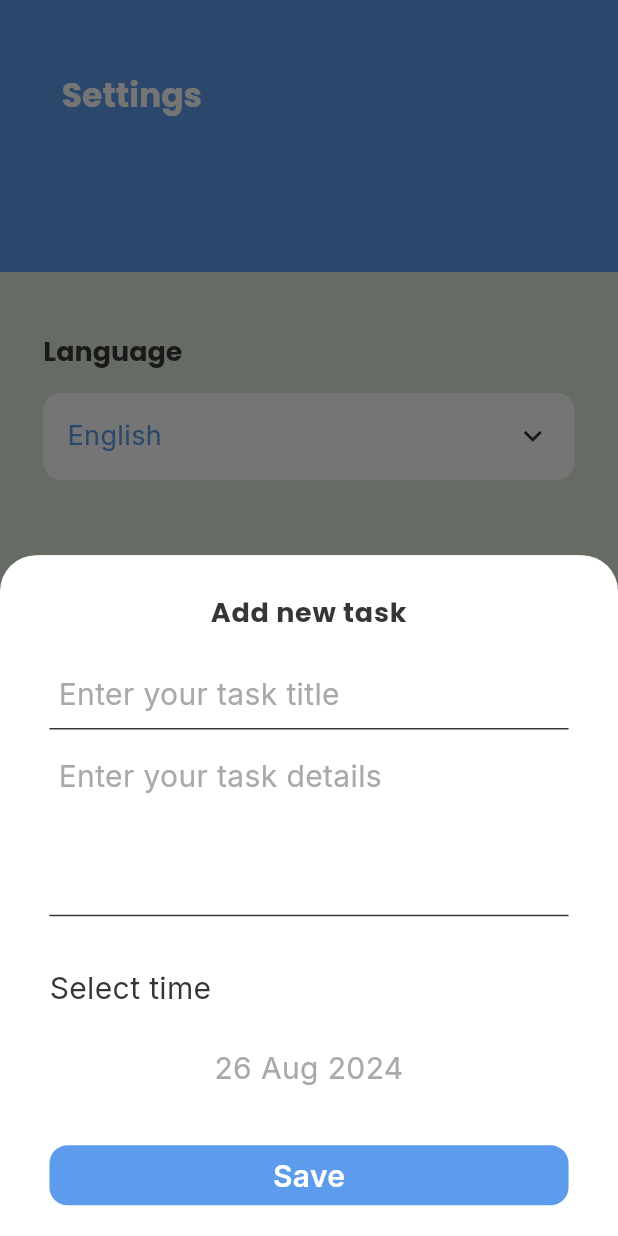
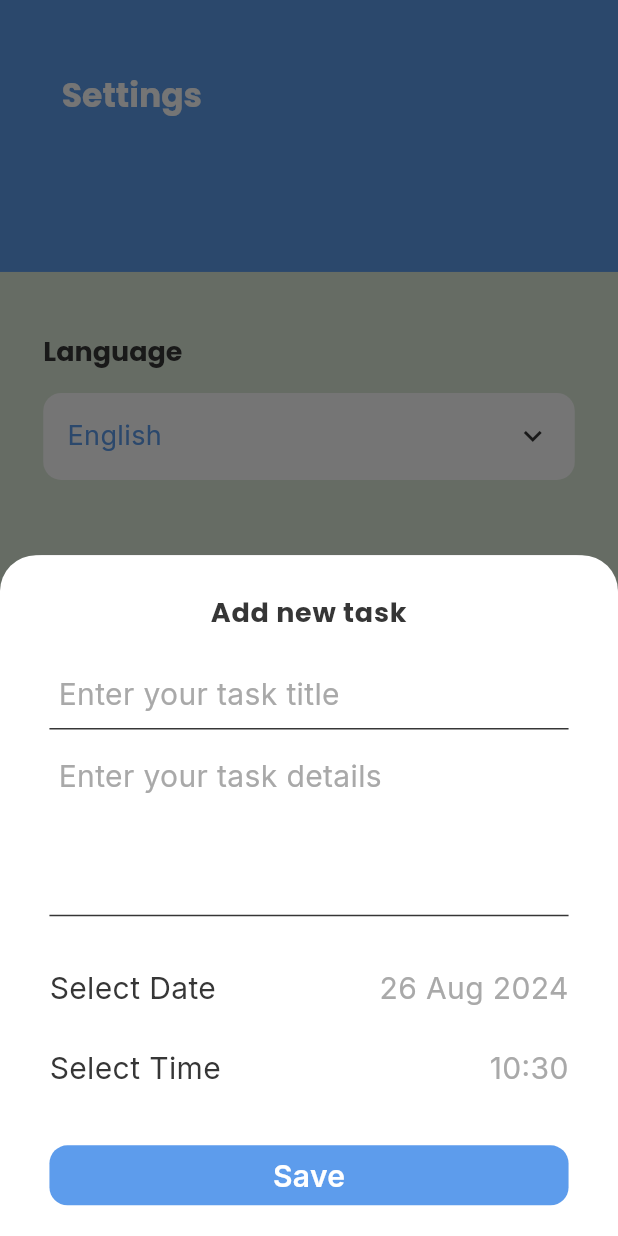
Before and after one commit to Eslam-mahmou/todo_app, a Flutter app: the HomeView screen opened by its route, item 2 of the bottom bar chosen, after a tap on the "add" icon, on a phone screen of 412 x 824 dp. Run offline on Flutter 3.47's test engine with Material 3 defaults, Android fonts, the phone set to English and light mode, and no system bars; drawn by our look-alikes of animated_custom_dropdown; our stand-ins replace bot_toast, cloud_firestore, easy_date_timeline, firebase_auth, firebase_core, flutter_easyloading and 3 more; accounts and stored records are empty; generated files the repository leaves out were written again; network calls fail; statements that could not run were skipped.

```diff
--- a/lib/Core/Services/easyLoading.dart
+++ b/lib/Core/Services/easyLoading.dart
@@ -13,7 +13,7 @@ class ConfigLoading {
       ..maskType = EasyLoadingMaskType.black
       ..textColor=AppColors.wightColor
       ..indicatorColor = AppColors.primaryColor
-      ..userInteractions = true
+      ..userInteractions = false
       ..dismissOnTap = false
       ..backgroundColor=AppColors.wightColor;
   }
--- a/lib/Core/Widget/CustomTextFormTaskField.dart
+++ b/lib/Core/Widget/CustomTextFormTaskField.dart
@@ -11,14 +11,16 @@ class CustomTextFormTaskField extends StatelessWidget {
       required this.hintText,
       this.maxLines = 1,
       this.validator,
-      this.controller});
-
+      this.initialValue,
+       this.onChanged,
+      this.controller,
+    });
+  void Function(String)? onChanged;
   final String hintText;
   int maxLines;
-
+  String? initialValue;
   String? Function(String?)? validator;
   TextEditingController? controller;
-
   @override
   Widget build(BuildContext context) {
     var provider = Provider.of<ConfigAppProvider>(context);
@@ -27,12 +29,14 @@ class CustomTextFormTaskField extends StatelessWidget {
       cursorColor: AppColors.blackColor,
       maxLines: maxLines,
       validator: validator,
+      onChanged:onChanged ,
       controller: controller,
       keyboardType: TextInputType.text,
       style: theme.textTheme.bodySmall?.copyWith(
         fontSize: 20,
         fontWeight: FontWeight.w500,
       ),
+      initialValue: initialValue,
       decoration: InputDecoration(
           hintText: hintText,
           hintStyle: theme.textTheme.bodyMedium,
--- a/lib/Core/Widget/ShowBottomSheet.dart
+++ b/lib/Core/Widget/ShowBottomSheet.dart
@@ -23,6 +23,7 @@ class _ShowBottomSheetState extends State<ShowBottomSheet> {
   GlobalKey<FormState> formKey = GlobalKey<FormState>();
   final titleController = TextEditingController();
   final descriptionController = TextEditingController();
+  TimeOfDay timeDay = TimeOfDay.now();
 
   @override
   Widget build(BuildContext context) {
@@ -83,31 +84,56 @@ class _ShowBottomSheetState extends State<ShowBottomSheet> {
                   return null;
                 },
                 controller: descriptionController,
-
                 maxLines: 4,
                 hintText: _localizations.enter_task_details,
               ),
               SizedBox(
                 height: height * 0.04,
               ),
+              Row(
+                mainAxisAlignment: MainAxisAlignment.spaceBetween,
+                children: [
+                  Text(
+                    _localizations.select_date,
+                    textAlign: TextAlign.start,
+                    style: theme.textTheme.bodyMedium
+                        ?.copyWith(color: AppColors.blackColor),
+                  ),
+                  InkWell(
+                    onTap: () {
+                      showPickerDate();
+                    },
+                    child: Text(
+                      DateFormat("dd MMM yyyy").format(selectedDate),
+                      textAlign: TextAlign.center,
+                      style: theme.textTheme.bodyMedium,
+                    ),
+                  ),
+                ],
+              ),
+              SizedBox(
+                height: height * .03,
+              ),
+              Row(
+                mainAxisAlignment: MainAxisAlignment.spaceBetween,
+                children: [
                   Text(
                     _localizations.select_time,
                     textAlign: TextAlign.start,
                     style: theme.textTheme.bodyMedium
                         ?.copyWith(color: AppColors.blackColor),
                   ),
-              SizedBox(
-                height: height * .03,
-              ),
                   InkWell(
                     onTap: () {
                       showPickerTime();
                     },
                     child: Text(
-                  DateFormat("dd MMM yyyy").format(selectedDate),
+                      "${timeDay.hour}:${timeDay.minute}",
                       textAlign: TextAlign.center,
                       style: theme.textTheme.bodyMedium,
                     ),
+                  ),
+                ],
               ),
               SizedBox(
                 height: height * .04,
@@ -119,7 +145,7 @@ class _ShowBottomSheetState extends State<ShowBottomSheet> {
                         title: titleController.text,
                         description: descriptionController.text,
                         dateTime: selectedDate,
-                    );
+                        time: "${timeDay.hour}:${timeDay.minute}");
                     EasyLoading.show();
                     AppFirebase.addTaskToFireStore(taskModel).then((value) {
                       Navigator.pop(context);
@@ -127,7 +153,6 @@ class _ShowBottomSheetState extends State<ShowBottomSheet> {
                       SnackBarService.showSuccessMessage(
                           "Task added successfully");
                       print("Task added successfully");
-
                     });
                   }
                 },
@@ -143,7 +168,7 @@ class _ShowBottomSheetState extends State<ShowBottomSheet> {
     );
   }
 
-  void showPickerTime() async {
+  void showPickerDate() async {
     var currentDate = await showDatePicker(
       context: context,
       firstDate: DateTime.now(),
@@ -155,4 +180,17 @@ class _ShowBottomSheetState extends State<ShowBottomSheet> {
       });
     }
   }
+
+  void showPickerTime() async {
+    var currentTime = await showTimePicker(
+        context: context,
+        initialTime: timeDay,
+        initialEntryMode: TimePickerEntryMode.dial,
+    );
+    if (currentTime != null) {
+      setState(() {
+        timeDay = currentTime;
+      });
     }
+  }
+}
--- a/lib/Feature/LoginScreen/LoginView.dart
+++ b/lib/Feature/LoginScreen/LoginView.dart
@@ -21,8 +21,8 @@ class LoginView extends StatefulWidget {
 
 class _LoginViewState extends State<LoginView> {
   GlobalKey<FormState> formKey = GlobalKey<FormState>();
-  final emailController = TextEditingController();
-  final passwordController = TextEditingController();
+  final emailController = TextEditingController(text: "Eslam12@route.com");
+  final passwordController = TextEditingController(text: "ASDasd@123");
   bool obscureText = false;
 
   @override
@@ -120,7 +120,7 @@ class _LoginViewState extends State<LoginView> {
                   CustomLoginCard(
                     onPressed: () {
                       if (formKey.currentState!.validate()) {
-                        AppFirebase.signIn(emailController.text,
+                        AppFirebase().signIn(emailController.text,
                             passwordController.text, context);
                       }
                     },
--- a/lib/Feature/TasksScreen/TasksView.dart
+++ b/lib/Feature/TasksScreen/TasksView.dart
@@ -19,7 +19,6 @@ class _TasksListViewState extends State<TasksListView> {
   final EasyInfiniteDateTimelineController controller =
       EasyInfiniteDateTimelineController();
   DateTime focusDate = DateTime.now();
-
   @override
   Widget build(BuildContext context) {
     var height = MediaQuery.of(context).size.height;
@@ -54,7 +53,7 @@ class _TasksListViewState extends State<TasksListView> {
               width: width,
               child: EasyInfiniteDateTimeLine(
                 controller: controller,
-                firstDate: DateTime(2024, 7, 28),
+                firstDate: DateTime( 2024,8,20),
                 focusDate: focusDate,
                 lastDate: DateTime(2025, 12, 31),
                 onDateChange: (selectedDate) {
--- a/lib/Models/TaskModel.dart
+++ b/lib/Models/TaskModel.dart
@@ -1,20 +1,25 @@
+import 'package:firebase_auth/firebase_auth.dart';
 import 'package:todo_app/Core/Services/ExtractDate.dart';
 import 'package:todo_app/Core/Utils/AppFirebase.dart';
 
 class TaskModel {
-  static String collectionName="Tasks";
+  static String collectionName = "Tasks";
   String id;
   String title;
   String description;
   DateTime dateTime;
   bool isDone;
-
+  String time;
+String userId;
   TaskModel(
-      {this.id = "",
+      {this.id ="",
       required this.title,
       required this.description,
       required this.dateTime,
-      this.isDone = false});
+      this.isDone = false,
+      required this.time,
+      this.userId =""})
+  {userId=FirebaseAuth.instance.currentUser?.uid??"";}
 
   Map<String, dynamic> toFireStoreData() {
     return {
@@ -22,7 +27,9 @@ class TaskModel {
       "title": title,
       "description": description,
       "dateTime": extractDate(dateTime).millisecondsSinceEpoch,
-      "isDone": isDone
+      "isDone": isDone,
+      "time": time ,
+      "userId": userId,
     };
   }
 
@@ -32,6 +39,8 @@ class TaskModel {
         title: data["title"],
         description: data["description"],
         dateTime: DateTime.fromMillisecondsSinceEpoch(data["dateTime"]),
-         isDone: data["isDone"]?? false);
+        isDone: data["isDone"] ?? false,
+        time: data["time"] ??"",
+    userId: data["userId"] ?? "",);
   }
 }
--- /dev/null
+++ b/lib/Models/UserModel.dart
@@ -0,0 +1,23 @@
+class UserModel {
+  static const String collectionName = "users";
+  String? id;
+  String? name;
+  String? email;
+
+  UserModel({required this.id, required this.name, required this.email});
+
+  factory UserModel.fromUsersFireStore(Map<String, dynamic> data) {
+    return UserModel(
+        id: data['id'],
+        name: data['name'] ,
+        email: data['email']);
+  }
+
+  Map<String, dynamic> toUsersFireStore() {
+    return {
+      'id': id,
+      'name': name,
+      'email': email,
+    };
+  }
+}
--- a/lib/l10n/app_ar.arb
+++ b/lib/l10n/app_ar.arb
@@ -4,6 +4,7 @@
 "add_new_task":"إضافة مهمه جديدة",
 "enter_task_title" :"عنوان المهمة",
 "enter_task_details":"تفاصيل المهمة",
+"select_date":"حدد التاريخ",
 "select_time":"حدد الوقت",
 "save":"حفظ",
 "language":"اللغة",
--- a/lib/l10n/app_en.arb
+++ b/lib/l10n/app_en.arb
@@ -4,7 +4,8 @@
 "add_new_task":"Add new task",
 "enter_task_title" :"Enter your task title",
 "enter_task_details":"Enter your task details",
-"select_time":"Select time",
+"select_date":"Select Date",
+"select_time":"Select Time",
 "save":"Save",
 "language":"Language",
 "mode":"Mode",
--- a/pubspec.yaml
+++ b/pubspec.yaml
@@ -16,7 +16,7 @@ publish_to: 'none' # Remove this line if you wish to publish to pub.dev
 # https://developer.apple.com/library/archive/documentation/General/Reference/InfoPlistKeyReference/Articles/CoreFoundationKeys.html
 # In Windows, build-name is used as the major, minor, and patch parts
 # of the product and file versions while build-number is used as the build suffix.
-version: 1.0.0+1
+version: 1.0.2+2
 
 environment:
   sdk: '>=3.4.4 <4.0.0'
```
Also changed, not shown: lib/Core/Utils/AppFirebase.dart (+60 -28 lines), lib/Feature/RegisterScreen/RegisterView.dart (+10 -12 lines), lib/Feature/TasksScreen/Widget/CustomTaskItem.dart (+7 -7 lines), lib/Feature/UpdateTaskScreen/UpdateTaskScreen.dart (+28 -33 lines). Lines whose indentation alone changed are shown as unchanged.
